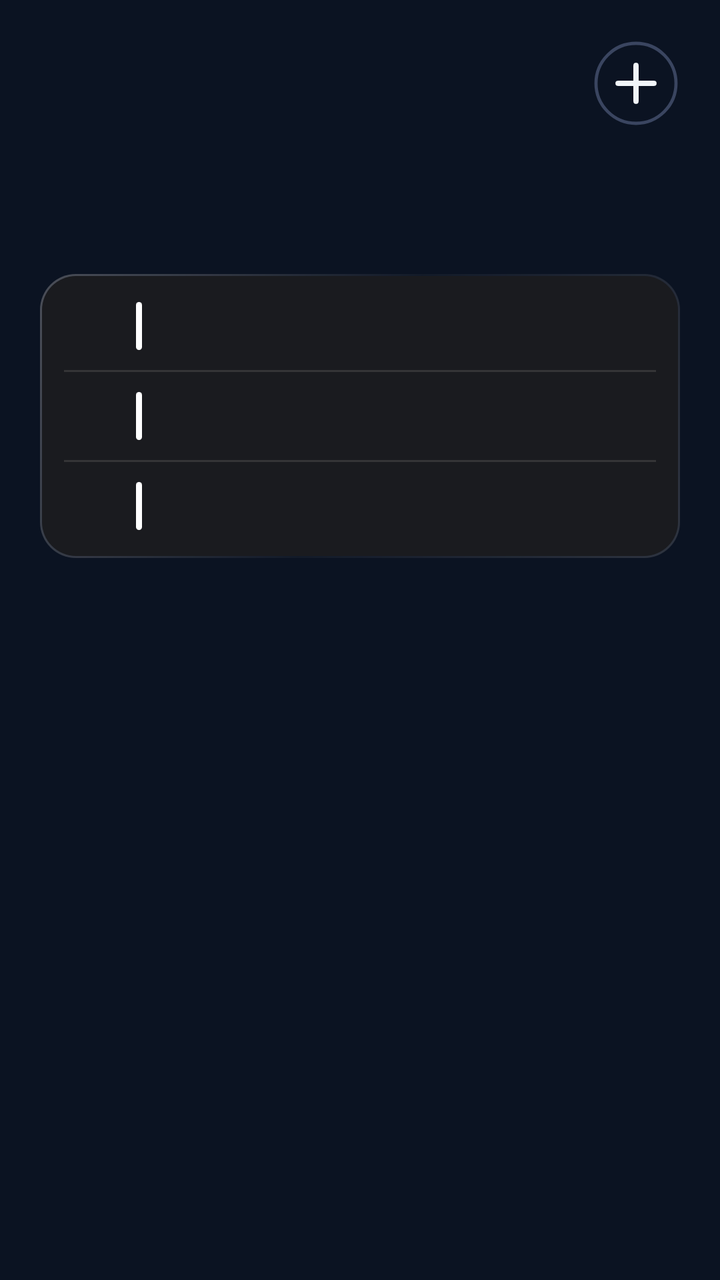
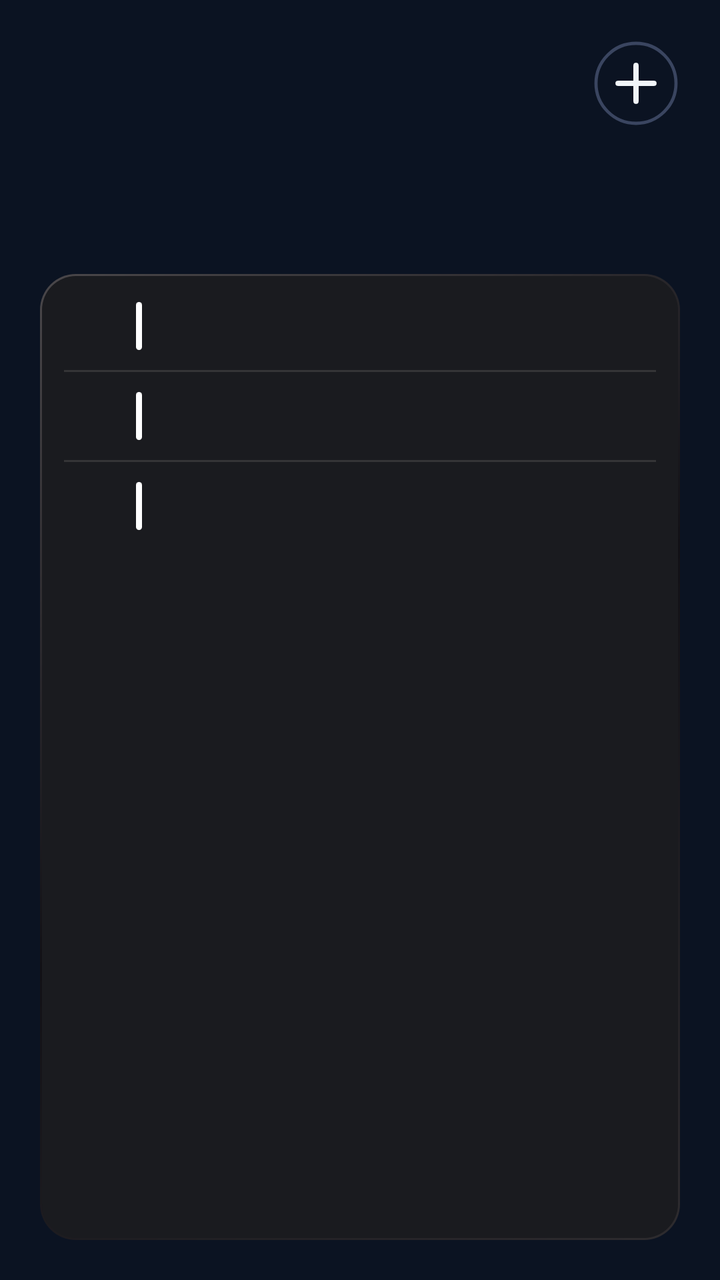

The first picture is an Android layout as it rendered before a commit; the second is the same layout after the commit. The layout source and the unified diff follow.
<!-- AndroidManifest.xml: application theme AppTheme -->
<!-- res/layout/cal_k3.xml -->
<?xml version="1.0" encoding="utf-8"?>
<FrameLayout
    xmlns:android="http://schemas.android.com/apk/res/android"
    android:id="@+id/root"
    android:layout_width="match_parent"
    android:layout_height="match_parent"
    android:padding="0dp">

    <ImageView
        android:id="@+id/cal_bg"
        android:layout_width="match_parent"
        android:layout_height="match_parent"
        android:importantForAccessibility="no"
        android:scaleType="fitXY" />
    <LinearLayout
        android:id="@+id/panel"
        android:layout_width="match_parent"
        android:layout_height="match_parent"
        android:background="@drawable/cal_panel"
        android:orientation="vertical"
        android:paddingStart="20dp"
        android:paddingTop="13dp"
        android:paddingEnd="20dp"
        android:paddingBottom="14dp">

        
        <LinearLayout
            android:layout_width="match_parent"
            android:layout_height="51dp"
            android:gravity="top"
            android:orientation="horizontal">
        
        <ImageView
            android:id="@+id/cal_day"
            android:layout_width="wrap_content"
            android:layout_height="33.4dp"
            android:layout_gravity="top"
            android:layout_marginTop="6.6dp"
            android:adjustViewBounds="true"
            android:scaleType="fitStart" />

            <LinearLayout
                android:layout_width="0dp"
                android:layout_height="wrap_content"
                android:layout_marginStart="12dp"
                android:layout_marginTop="2.5dp"
                android:layout_weight="1"
                android:orientation="vertical">
                <ImageView
                    android:id="@+id/cal_month"
                    android:layout_width="match_parent"
                    android:layout_height="23dp"
                    android:adjustViewBounds="true"
                    android:scaleType="fitStart" />
                <ImageView
                    android:id="@+id/cal_sub"
                    android:layout_width="match_parent"
                    android:layout_height="18dp"
                    android:adjustViewBounds="true"
                    android:layout_marginTop="2dp"
                    android:scaleType="fitStart" />
            </LinearLayout>

            <ImageView
                android:id="@+id/btn_add"
                android:layout_width="44dp"
                android:layout_height="44dp"
                android:layout_marginTop="6.6dp"
                android:contentDescription="New event"
                android:src="@drawable/ic_cal_add" />
        </LinearLayout>

        
        <LinearLayout
            android:layout_width="match_parent"
            android:layout_height="54dp"
            android:layout_marginTop="9.1dp"
            android:orientation="horizontal">
            <LinearLayout
                android:layout_width="40dp"
                android:layout_height="match_parent"
                android:orientation="vertical">
                
                <LinearLayout
                    android:id="@+id/wk_col_0"
                    android:layout_width="match_parent"
                    android:layout_height="match_parent"
                    android:gravity="center_horizontal"
                    android:orientation="vertical"
                    android:paddingTop="4dp">
                    <ImageView
                        android:id="@+id/wk_label_0"
                        android:layout_width="wrap_content"
                        android:layout_height="16dp"
                        android:adjustViewBounds="true"
                        android:scaleType="fitCenter" />
                    <ImageView
                        android:id="@+id/wk_num_0"
                        android:layout_width="wrap_content"
                        android:layout_height="34dp"
                        android:adjustViewBounds="true"
                        android:layout_marginTop="0dp"
                        android:scaleType="fitCenter" />
                </LinearLayout>
            </LinearLayout>
            <FrameLayout
                android:layout_width="0dp"
                android:layout_height="1dp"
                android:layout_weight="1" />
            <LinearLayout
                android:layout_width="40dp"
                android:layout_height="match_parent"
                android:orientation="vertical">
                
                <LinearLayout
                    android:id="@+id/wk_col_1"
                    android:layout_width="match_parent"
                    android:layout_height="match_parent"
                    android:gravity="center_horizontal"
                    android:orientation="vertical"
                    android:paddingTop="4dp">
                    <ImageView
                        android:id="@+id/wk_label_1"
                        android:layout_width="wrap_content"
                        android:layout_height="16dp"
                        android:adjustViewBounds="true"
                        android:scaleType="fitCenter" />
                    <ImageView
                        android:id="@+id/wk_num_1"
                        android:layout_width="wrap_content"
                        android:layout_height="34dp"
                        android:adjustViewBounds="true"
                        android:layout_marginTop="0dp"
                        android:scaleType="fitCenter" />
                </LinearLayout>
            </LinearLayout>
            <FrameLayout
                android:layout_width="0dp"
                android:layout_height="1dp"
                android:layout_weight="1" />
            <LinearLayout
                android:layout_width="40dp"
                android:layout_height="match_parent"
                android:orientation="vertical">
                
                <LinearLayout
                    android:id="@+id/wk_col_2"
                    android:layout_width="match_parent"
                    android:layout_height="match_parent"
                    android:gravity="center_horizontal"
                    android:orientation="vertical"
                    android:paddingTop="4dp">
                    <ImageView
                        android:id="@+id/wk_label_2"
                        android:layout_width="wrap_content"
                        android:layout_height="16dp"
                        android:adjustViewBounds="true"
                        android:scaleType="fitCenter" />
                    <ImageView
                        android:id="@+id/wk_num_2"
                        android:layout_width="wrap_content"
                        android:layout_height="34dp"
                        android:adjustViewBounds="true"
                        android:layout_marginTop="0dp"
                        android:scaleType="fitCenter" />
                </LinearLayout>
            </LinearLayout>
            <FrameLayout
                android:layout_width="0dp"
                android:layout_height="1dp"
                android:layout_weight="1" />
            <LinearLayout
                android:layout_width="40dp"
                android:layout_height="match_parent"
                android:orientation="vertical">
                
                <LinearLayout
                    android:id="@+id/wk_col_3"
                    android:layout_width="match_parent"
                    android:layout_height="match_parent"
                    android:gravity="center_horizontal"
                    android:orientation="vertical"
                    android:paddingTop="4dp">
                    <ImageView
                        android:id="@+id/wk_label_3"
                        android:layout_width="wrap_content"
                        android:layout_height="16dp"
                        android:adjustViewBounds="true"
                        android:scaleType="fitCenter" />
                    <ImageView
                        android:id="@+id/wk_num_3"
                        android:layout_width="wrap_content"
                        android:layout_height="34dp"
                        android:adjustViewBounds="true"
                        android:layout_marginTop="0dp"
                        android:scaleType="fitCenter" />
                </LinearLayout>
            </LinearLayout>
            <FrameLayout
                android:layout_width="0dp"
                android:layout_height="1dp"
                android:layout_weight="1" />
            <LinearLayout
                android:layout_width="40dp"
                android:layout_height="match_parent"
                android:orientation="vertical">
                
                <LinearLayout
                    android:id="@+id/wk_col_4"
                    android:layout_width="match_parent"
                    android:layout_height="match_parent"
                    android:gravity="center_horizontal"
                    android:orientation="vertical"
                    android:paddingTop="4dp">
                    <ImageView
                        android:id="@+id/wk_label_4"
                        android:layout_width="wrap_content"
                        android:layout_height="16dp"
                        android:adjustViewBounds="true"
                        android:scaleType="fitCenter" />
                    <ImageView
                        android:id="@+id/wk_num_4"
                        android:layout_width="wrap_content"
                        android:layout_height="34dp"
                        android:adjustViewBounds="true"
                        android:layout_marginTop="0dp"
                        android:scaleType="fitCenter" />
                </LinearLayout>
            </LinearLayout>
            <FrameLayout
                android:layout_width="0dp"
                android:layout_height="1dp"
                android:layout_weight="1" />
            <LinearLayout
                android:layout_width="40dp"
                android:layout_height="match_parent"
                android:orientation="vertical">
                
                <LinearLayout
                    android:id="@+id/wk_col_5"
                    android:layout_width="match_parent"
                    android:layout_height="match_parent"
                    android:gravity="center_horizontal"
                    android:orientation="vertical"
                    android:paddingTop="4dp">
                    <ImageView
                        android:id="@+id/wk_label_5"
                        android:layout_width="wrap_content"
                        android:layout_height="16dp"
                        android:adjustViewBounds="true"
                        android:scaleType="fitCenter" />
                    <ImageView
                        android:id="@+id/wk_num_5"
                        android:layout_width="wrap_content"
                        android:layout_height="34dp"
                        android:adjustViewBounds="true"
                        android:layout_marginTop="0dp"
                        android:scaleType="fitCenter" />
                </LinearLayout>
            </LinearLayout>
            <FrameLayout
                android:layout_width="0dp"
                android:layout_height="1dp"
                android:layout_weight="1" />
            <LinearLayout
                android:layout_width="40dp"
                android:layout_height="match_parent"
                android:orientation="vertical">
                
                <LinearLayout
                    android:id="@+id/wk_col_6"
                    android:layout_width="match_parent"
                    android:layout_height="match_parent"
                    android:gravity="center_horizontal"
                    android:orientation="vertical"
                    android:paddingTop="4dp">
                    <ImageView
                        android:id="@+id/wk_label_6"
                        android:layout_width="wrap_content"
                        android:layout_height="16dp"
                        android:adjustViewBounds="true"
                        android:scaleType="fitCenter" />
                    <ImageView
                        android:id="@+id/wk_num_6"
                        android:layout_width="wrap_content"
                        android:layout_height="34dp"
                        android:adjustViewBounds="true"
                        android:layout_marginTop="0dp"
                        android:scaleType="fitCenter" />
                </LinearLayout>
            </LinearLayout>
        </LinearLayout>


        
        <LinearLayout
            android:id="@+id/cal_events"
            android:layout_width="match_parent"
            android:layout_height="wrap_content"
            android:layout_marginTop="10dp"
            android:background="@drawable/cal_card"
            android:orientation="vertical"
            android:paddingTop="4dp"
            android:paddingBottom="4dp"
            android:paddingEnd="12dp">
            <LinearLayout
                android:id="@+id/cal_row_0"
                android:layout_width="match_parent"
                android:layout_height="44dp"
                android:gravity="center_vertical"
                android:orientation="horizontal">
                
                <LinearLayout
                    android:id="@+id/cal_day_0"
                    android:layout_width="44dp"
                    android:layout_height="wrap_content"
                    android:gravity="center_horizontal"
                    android:orientation="vertical">
                    <ImageView
                        android:id="@+id/cal_dname_0"
                        android:layout_width="wrap_content"
                        android:layout_height="12dp"
                        android:adjustViewBounds="true"
                        android:scaleType="fitCenter" />
                    <ImageView
                        android:id="@+id/cal_dnum_0"
                        android:layout_width="wrap_content"
                        android:layout_height="20dp"
                        android:adjustViewBounds="true"
                        android:scaleType="fitCenter" />
                </LinearLayout>
                <ImageView
                    android:id="@+id/cal_bar_0"
                    android:layout_width="3dp"
                    android:layout_height="24dp"
                    android:layout_marginStart="4dp"
                    android:layout_marginEnd="10dp"
                    android:scaleType="fitXY"
                    android:src="@drawable/cal_bar" />
                <LinearLayout
                    android:layout_width="0dp"
                    android:layout_height="wrap_content"
                    android:layout_weight="1"
                    android:orientation="vertical">
                    <ImageView
                        android:id="@+id/cal_title_0"
                        android:layout_width="match_parent"
                        android:layout_height="19dp"
                        android:adjustViewBounds="true"
                        android:scaleType="fitStart" />
                    <LinearLayout
                        android:layout_width="match_parent"
                        android:layout_height="wrap_content"
                        android:orientation="horizontal">
                        <ImageView
                            android:id="@+id/cal_time_0"
                            android:layout_width="wrap_content"
                            android:layout_height="14dp"
                            android:adjustViewBounds="true"
                            android:scaleType="fitStart" />
                        <ImageView
                            android:id="@+id/cal_hint_0"
                            android:layout_width="wrap_content"
                            android:layout_height="14dp"
                            android:adjustViewBounds="true"
                            android:layout_marginStart="8dp"
                            android:scaleType="fitStart" />
                    </LinearLayout>
                </LinearLayout>
            </LinearLayout>
            <ImageView
                android:id="@+id/cal_sep_1"
                android:layout_width="match_parent"
                android:layout_height="1dp"
                android:layout_marginStart="12dp"
                android:importantForAccessibility="no"
                android:scaleType="fitXY"
                android:src="@drawable/cur_div" />
            <LinearLayout
                android:id="@+id/cal_row_1"
                android:layout_width="match_parent"
                android:layout_height="44dp"
                android:gravity="center_vertical"
                android:orientation="horizontal">
                
                <LinearLayout
                    android:id="@+id/cal_day_1"
                    android:layout_width="44dp"
                    android:layout_height="wrap_content"
                    android:gravity="center_horizontal"
                    android:orientation="vertical">
                    <ImageView
                        android:id="@+id/cal_dname_1"
                        android:layout_width="wrap_content"
                        android:layout_height="12dp"
                        android:adjustViewBounds="true"
                        android:scaleType="fitCenter" />
                    <ImageView
                        android:id="@+id/cal_dnum_1"
                        android:layout_width="wrap_content"
                        android:layout_height="20dp"
                        android:adjustViewBounds="true"
                        android:scaleType="fitCenter" />
                </LinearLayout>
                <ImageView
                    android:id="@+id/cal_bar_1"
                    android:layout_width="3dp"
                    android:layout_height="24dp"
                    android:layout_marginStart="4dp"
                    android:layout_marginEnd="10dp"
                    android:scaleType="fitXY"
                    android:src="@drawable/cal_bar" />
                <LinearLayout
                    android:layout_width="0dp"
                    android:layout_height="wrap_content"
                    android:layout_weight="1"
                    android:orientation="vertical">
                    <ImageView
                        android:id="@+id/cal_title_1"
                        android:layout_width="match_parent"
                        android:layout_height="19dp"
                        android:adjustViewBounds="true"
                        android:scaleType="fitStart" />
                    <LinearLayout
                        android:layout_width="match_parent"
                        android:layout_height="wrap_content"
                        android:orientation="horizontal">
                        <ImageView
                            android:id="@+id/cal_time_1"
                            android:layout_width="wrap_content"
                            android:layout_height="14dp"
                            android:adjustViewBounds="true"
                            android:scaleType="fitStart" />
                        <ImageView
                            android:id="@+id/cal_hint_1"
                            android:layout_width="wrap_content"
                            android:layout_height="14dp"
                            android:adjustViewBounds="true"
                            android:layout_marginStart="8dp"
                            android:scaleType="fitStart" />
                    </LinearLayout>
                </LinearLayout>
            </LinearLayout>
            <ImageView
                android:id="@+id/cal_sep_2"
                android:layout_width="match_parent"
                android:layout_height="1dp"
                android:layout_marginStart="12dp"
                android:importantForAccessibility="no"
                android:scaleType="fitXY"
                android:src="@drawable/cur_div" />
            <LinearLayout
                android:id="@+id/cal_row_2"
                android:layout_width="match_parent"
                android:layout_height="44dp"
                android:gravity="center_vertical"
                android:orientation="horizontal">
                
                <LinearLayout
                    android:id="@+id/cal_day_2"
                    android:layout_width="44dp"
                    android:layout_height="wrap_content"
                    android:gravity="center_horizontal"
                    android:orientation="vertical">
                    <ImageView
                        android:id="@+id/cal_dname_2"
                        android:layout_width="wrap_content"
                        android:layout_height="12dp"
                        android:adjustViewBounds="true"
                        android:scaleType="fitCenter" />
                    <ImageView
                        android:id="@+id/cal_dnum_2"
                        android:layout_width="wrap_content"
                        android:layout_height="20dp"
                        android:adjustViewBounds="true"
                        android:scaleType="fitCenter" />
                </LinearLayout>
                <ImageView
                    android:id="@+id/cal_bar_2"
                    android:layout_width="3dp"
                    android:layout_height="24dp"
                    android:layout_marginStart="4dp"
                    android:layout_marginEnd="10dp"
                    android:scaleType="fitXY"
                    android:src="@drawable/cal_bar" />
                <LinearLayout
                    android:layout_width="0dp"
                    android:layout_height="wrap_content"
                    android:layout_weight="1"
                    android:orientation="vertical">
                    <ImageView
                        android:id="@+id/cal_title_2"
                        android:layout_width="match_parent"
                        android:layout_height="19dp"
                        android:adjustViewBounds="true"
                        android:scaleType="fitStart" />
                    <LinearLayout
                        android:layout_width="match_parent"
                        android:layout_height="wrap_content"
                        android:orientation="horizontal">
                        <ImageView
                            android:id="@+id/cal_time_2"
                            android:layout_width="wrap_content"
                            android:layout_height="14dp"
                            android:adjustViewBounds="true"
                            android:scaleType="fitStart" />
                        <ImageView
                            android:id="@+id/cal_hint_2"
                            android:layout_width="wrap_content"
                            android:layout_height="14dp"
                            android:adjustViewBounds="true"
                            android:layout_marginStart="8dp"
                            android:scaleType="fitStart" />
                    </LinearLayout>
                </LinearLayout>
            </LinearLayout>
        </LinearLayout>
    </LinearLayout>
</FrameLayout>
<!-- resources referenced by this layout -->
<resources>
  <!-- drawable cal_bar (drawable) -->
  <?xml version="1.0" encoding="utf-8"?>
  <shape xmlns:android="http://schemas.android.com/apk/res/android" android:shape="rectangle">
      <solid android:color="#FFFFFFFF" />
      <corners android:radius="2dp" />
  </shape>
  <!-- drawable cal_card (drawable) -->
  <?xml version="1.0" encoding="utf-8"?>
  <layer-list xmlns:android="http://schemas.android.com/apk/res/android">
      <item>
          <shape android:shape="rectangle">
              <corners android:radius="18dp" />
              <gradient
                  android:angle="315"
                  android:centerColor="#08F3ECE8"
                  android:endColor="#26F3ECE8"
                  android:startColor="#45F3ECE8" />
          </shape>
      </item>
      <item
          android:bottom="1dp"
          android:left="1dp"
          android:right="1dp"
          android:top="1dp">
          <shape android:shape="rectangle">
              <corners android:radius="17dp" />
              <solid android:color="#FF1A1B1F" />
          </shape>
      </item>
  </layer-list>
  <!-- drawable cal_panel (drawable) -->
  <?xml version="1.0" encoding="utf-8"?>
  <shape xmlns:android="http://schemas.android.com/apk/res/android" android:shape="rectangle">
      <solid android:color="#00000000" />
      <corners android:radius="@dimen/widget_radius" />
  </shape>
  <!-- drawable cur_div (drawable) -->
  <?xml version="1.0" encoding="utf-8"?>
  <shape xmlns:android="http://schemas.android.com/apk/res/android" android:shape="rectangle">
      <solid android:color="#1FF0EBE4" />
  </shape>
  <!-- drawable ic_cal_add (drawable) -->
  <?xml version="1.0" encoding="utf-8"?>
  <vector xmlns:android="http://schemas.android.com/apk/res/android"
      android:width="44dp"
      android:height="44dp"
      android:viewportWidth="44"
      android:viewportHeight="44">
      <path
          android:pathData="M22,22m-20,0a20,20 0,1 1,40 0a20,20 0,1 1,-40 0"
          android:strokeColor="#FF3A4560"
          android:strokeWidth="1.6" />
      <path
          android:pathData="M13,22L31,22M22,13L22,31"
          android:strokeColor="#FFF1F5F9"
          android:strokeLineCap="round"
          android:strokeWidth="2.6" />
  </vector>
  <style name="AppTheme" parent="@android:style/Theme.DeviceDefault.NoActionBar">
          <item name="android:colorAccent">#DF8B35</item>
          <item name="android:colorControlActivated">#DF8B35</item>
          <item name="android:windowBackground">#0B1322</item>
          <item name="android:statusBarColor">#0E111A</item>
          <item name="android:navigationBarColor">#0B1322</item>
          <item name="android:textColorHint">#718096</item>
      </style>
  <dimen name="widget_radius">28dp</dimen>
</resources>

<!-- the commit's change to res/layout/cal_k3.xml (unified diff, before → after) -->
@@ -21,7 +21,7 @@
         android:paddingStart="20dp"
         android:paddingTop="13dp"
         android:paddingEnd="20dp"
-        android:paddingBottom="14dp">
+        android:paddingBottom="20dp">
 
         
         <LinearLayout
@@ -296,7 +296,8 @@
         <LinearLayout
             android:id="@+id/cal_events"
             android:layout_width="match_parent"
-            android:layout_height="wrap_content"
+            android:layout_height="0dp"
+            android:layout_weight="1"
             android:layout_marginTop="10dp"
             android:background="@drawable/cal_card"
             android:orientation="vertical"
<!-- resource entries referenced after the edit -->
@@ -14,9 +14,9 @@
               <corners android:radius="18dp" />
               <gradient
                   android:angle="315"
-                  android:centerColor="#08F3ECE8"
-                  android:endColor="#26F3ECE8"
-                  android:startColor="#45F3ECE8" />
+                  android:centerColor="#FF121116"
+                  android:endColor="#FF2E2C2F"
+                  android:startColor="#FF4A474A" />
           </shape>
       </item>
       <item
